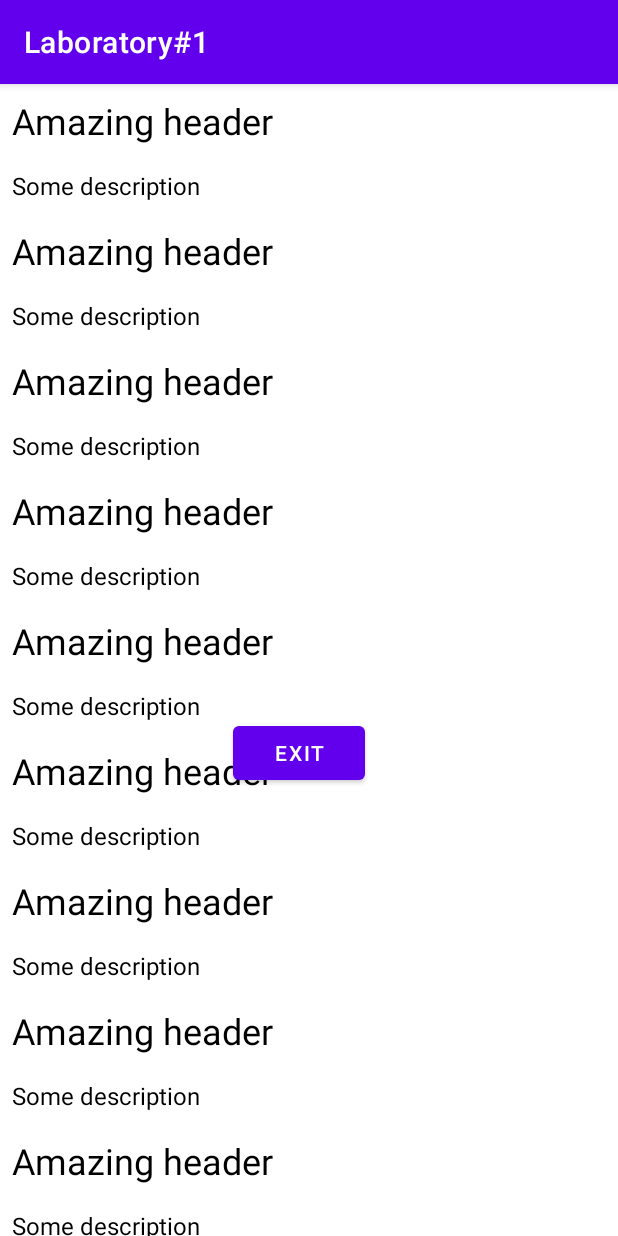
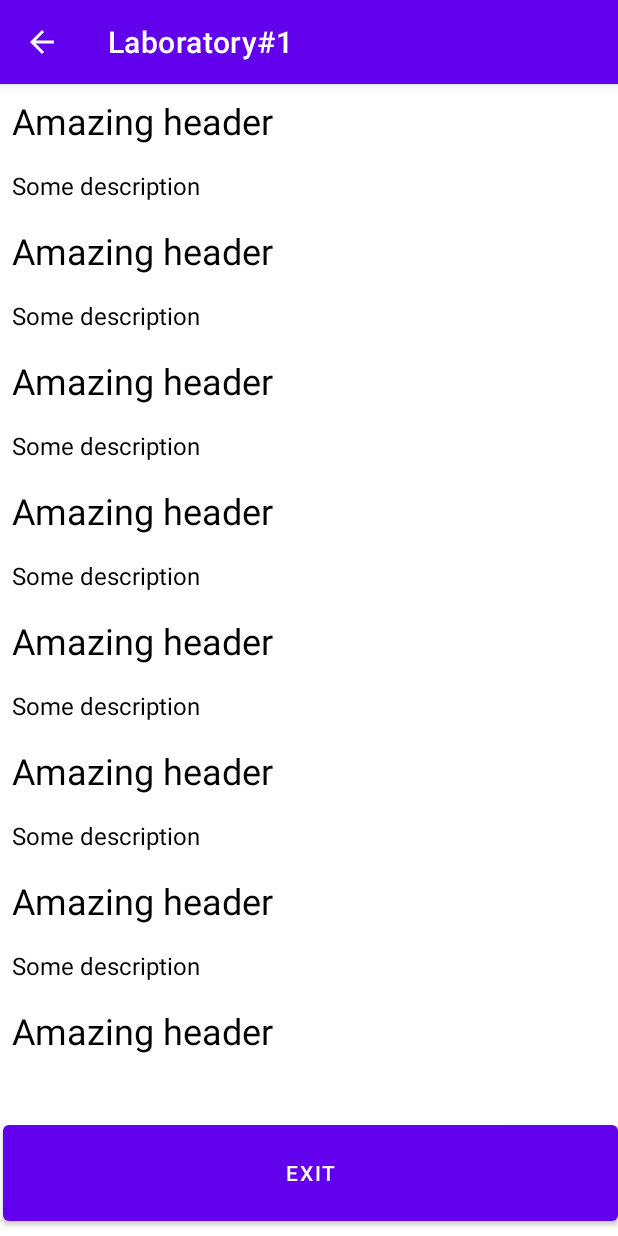
Before and after one commit to marina01p/PAM, an Android app: the FourthActivity screen opened directly, with no data from a screen before it, on a phone screen of 412 x 824 dp. Run offline under Robolectric (Android 15) with nearby library versions, the phone set to English and light mode, and no system bars; pictures from the network do not load.

Commit message:
add list

```diff
--- a/Laboratory1/app/src/main/AndroidManifest.xml
+++ b/Laboratory1/app/src/main/AndroidManifest.xml
@@ -9,11 +9,12 @@
         android:roundIcon="@mipmap/airplane_ic_launcher_round"
         android:supportsRtl="true"
         android:theme="@style/Theme.Laboratory1">
-        <activity android:name=".FourthActivity"></activity>
+        <activity android:name=".SecondActivity"></activity>
         <activity android:name=".ThirdActivity" />
         <activity
-            android:name=".SecondActivity"
+            android:name=".FourthActivity"
             android:parentActivityName=".MainActivity" />
+
         <activity android:name=".MainActivity">
             <intent-filter>
                 <action android:name="android.intent.action.MAIN" />
--- a/Laboratory1/app/src/main/java/com/example/laboratory1/FourthActivity.kt
+++ b/Laboratory1/app/src/main/java/com/example/laboratory1/FourthActivity.kt
@@ -18,7 +18,7 @@ class FourthActivity : AppCompatActivity() {
         val recyclerView = findViewById<RecyclerView>(R.id.feed_recycler_view)
 
         btn.setOnClickListener {
-            val intent = Intent(this, MainActivity::class.java)
+            val intent = Intent(this, ThirdActivity::class.java)
             startActivity(intent)
         }
 
--- a/Laboratory1/app/src/main/java/com/example/laboratory1/MainActivity.kt
+++ b/Laboratory1/app/src/main/java/com/example/laboratory1/MainActivity.kt
@@ -3,7 +3,6 @@ package com.example.laboratory1
 import android.annotation.SuppressLint
 import android.content.Intent
 import android.os.Bundle
-import android.view.View
 import android.widget.*
 import androidx.appcompat.app.AppCompatActivity
 
--- a/Laboratory1/app/src/main/res/layout/activity_fourth.xml
+++ b/Laboratory1/app/src/main/res/layout/activity_fourth.xml
@@ -8,19 +8,23 @@
 
     <androidx.recyclerview.widget.RecyclerView
         android:id="@+id/feed_recycler_view"
-        android:layout_width="match_parent"
-        android:layout_height="match_parent">
+        android:layout_width="413dp"
+        android:layout_height="647dp">
 
     </androidx.recyclerview.widget.RecyclerView>
 
     <Button
         android:id="@+id/button"
-        android:layout_width="wrap_content"
-        android:layout_height="wrap_content"
+        android:layout_width="410dp"
+        android:layout_height="76dp"
         android:layout_marginStart="155dp"
         android:layout_marginLeft="155dp"
-        android:layout_marginTop="422dp"
+        android:layout_marginEnd="168dp"
+        android:layout_marginRight="168dp"
+        android:layout_marginBottom="4dp"
         android:text="Exit"
-        app:layout_constraintStart_toStartOf="parent"
-        app:layout_constraintTop_toTopOf="parent" />
+        app:layout_constraintBottom_toBottomOf="parent"
+        app:layout_constraintEnd_toEndOf="parent"
+        app:layout_constraintHorizontal_bias="0.478"
+        app:layout_constraintStart_toStartOf="parent" />
 </androidx.constraintlayout.widget.ConstraintLayout>
```
